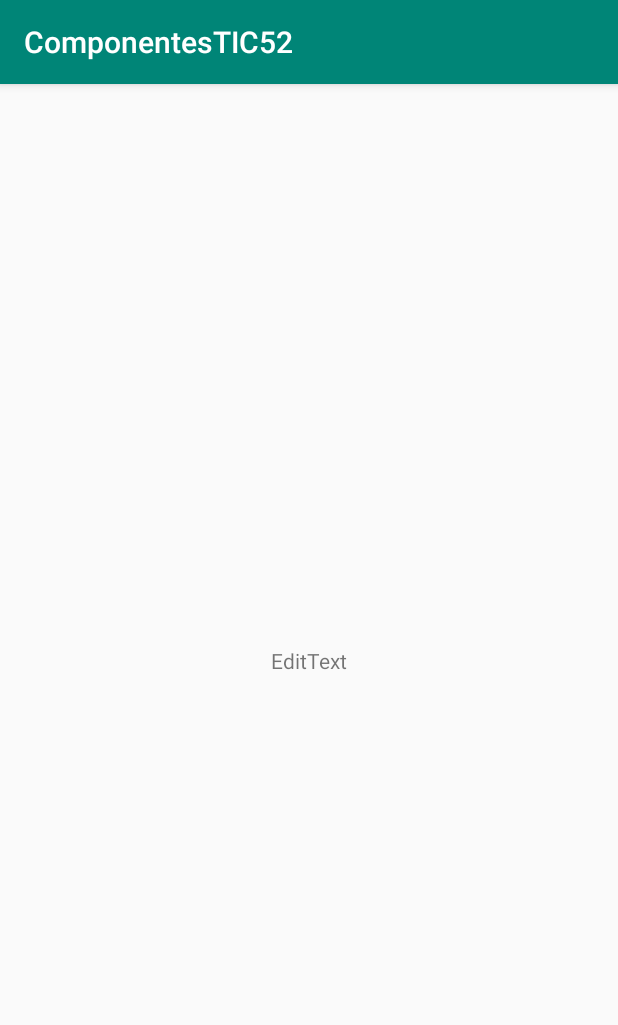
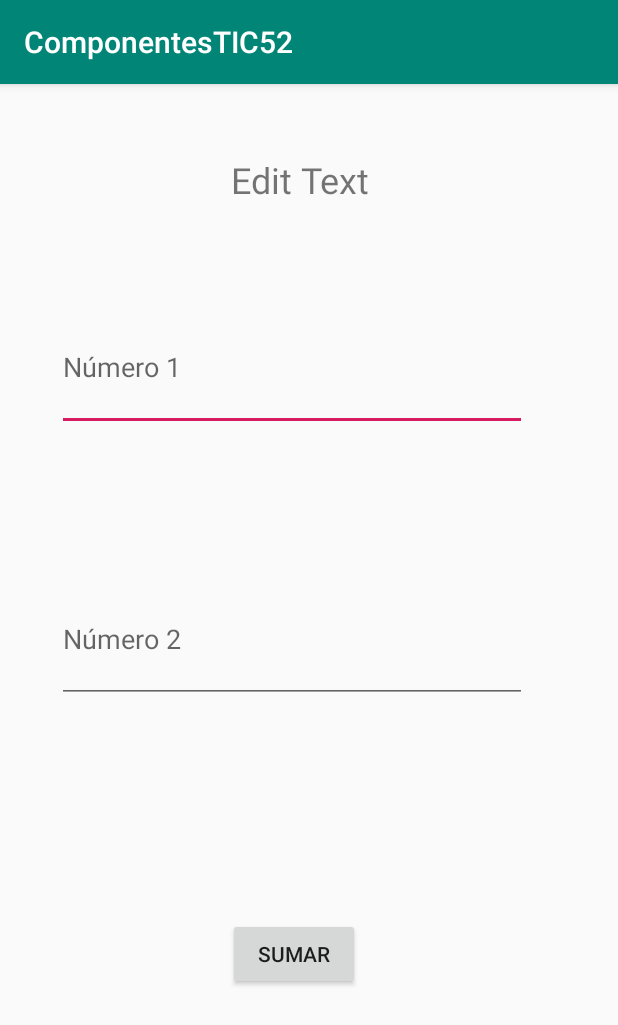
Before and after one commit to salvadorhmutec/componentes_android_tic52, an Android app: the Activity__Edit_Text screen opened directly, with no data from a screen before it, on a phone screen of 412 x 824 dp. Shown: the top 1025 px of the screen. Run offline under Robolectric (Android 15) with nearby library versions, the phone set to English and light mode, and no system bars.

Commit message:
EditText creado exitosamente

```diff
--- a/app/src/main/java/com/blogspot/salvadorhm/componentestic52/Activity__Edit_Text.java
+++ b/app/src/main/java/com/blogspot/salvadorhm/componentestic52/Activity__Edit_Text.java
@@ -2,6 +2,10 @@ package com.blogspot.salvadorhm.componentestic52;
 
 import android.support.v7.app.AppCompatActivity;
 import android.os.Bundle;
+import android.view.View;
+import android.widget.Button;
+import android.widget.EditText;
+import android.widget.Toast;
 
 public class Activity__Edit_Text extends AppCompatActivity {
 
@@ -9,5 +13,23 @@ public class Activity__Edit_Text extends AppCompatActivity {
     protected void onCreate(Bundle savedInstanceState) {
         super.onCreate(savedInstanceState);
         setContentView(R.layout.activity___edit__text);
+        Button suma = (Button)findViewById(R.id.btnSumar);
+        suma.setOnClickListener(OkListener);
+    }
+    private View.OnClickListener OkListener = new View.OnClickListener(){
+
+        public void onClick(View view){
+            calcularSuma();
+        }
+
+    };
+    public void calcularSuma(){
+
+        EditText numero1 = (EditText)findViewById(R.id.edtNumero1);
+        EditText numero2 = (EditText)findViewById(R.id.edtNumero2);
+        float Numero1 =  Float.parseFloat(numero1.getText().toString());
+        float Numero2 =  Float.parseFloat(numero2.getText().toString());
+        float totalSuma = Numero1 + Numero2;
+        Toast.makeText(this, "El resultado de la suma es: " + totalSuma,Toast.LENGTH_LONG).show();
     }
 }
--- a/app/src/main/res/layout/activity___edit__text.xml
+++ b/app/src/main/res/layout/activity___edit__text.xml
@@ -6,15 +6,64 @@
     android:layout_height="match_parent"
     tools:context=".Activity__Edit_Text">
 
-    <TextView
+    <EditText
+        android:id="@+id/edtNumero1"
+        android:layout_width="313dp"
+        android:layout_height="85dp"
+        android:layout_marginStart="38dp"
+        android:layout_marginTop="130dp"
+        android:layout_marginEnd="33dp"
+        android:layout_marginBottom="40dp"
+        android:ems="10"
+        android:hint="Número 1"
+        android:inputType="textPersonName"
+        app:layout_constraintBottom_toTopOf="@+id/edtNumero2"
+        app:layout_constraintEnd_toEndOf="parent"
+        app:layout_constraintHorizontal_bias="0.0"
+        app:layout_constraintStart_toStartOf="parent"
+        app:layout_constraintTop_toTopOf="parent" />
+
+    <EditText
+        android:id="@+id/edtNumero2"
+        android:layout_width="313dp"
+        android:layout_height="85dp"
+        android:layout_marginStart="38dp"
+        android:layout_marginTop="40dp"
+        android:layout_marginEnd="33dp"
+        android:layout_marginBottom="64dp"
+        android:ems="10"
+        android:hint="Número 2"
+        android:inputType="textPersonName"
+        app:layout_constraintBottom_toTopOf="@+id/btnSumar"
+        app:layout_constraintEnd_toEndOf="parent"
+        app:layout_constraintHorizontal_bias="0.0"
+        app:layout_constraintStart_toStartOf="parent"
+        app:layout_constraintTop_toBottomOf="@+id/edtNumero1" />
+
+    <Button
+        android:id="@+id/btnSumar"
         android:layout_width="wrap_content"
         android:layout_height="wrap_content"
-        android:layout_marginStart="8dp"
-        android:layout_marginTop="8dp"
-        android:layout_marginEnd="8dp"
-        android:layout_marginBottom="8dp"
-        android:text="@string/edittext"
+        android:layout_marginTop="64dp"
+        android:layout_marginBottom="148dp"
+        android:text="Sumar"
         app:layout_constraintBottom_toBottomOf="parent"
+        app:layout_constraintEnd_toEndOf="parent"
+        app:layout_constraintHorizontal_bias="0.469"
+        app:layout_constraintStart_toStartOf="parent"
+        app:layout_constraintTop_toBottomOf="@+id/edtNumero2" />
+
+    <TextView
+        android:id="@+id/textView"
+        android:layout_width="wrap_content"
+        android:layout_height="wrap_content"
+        android:layout_marginStart="139dp"
+        android:layout_marginTop="16dp"
+        android:layout_marginEnd="151dp"
+        android:layout_marginBottom="34dp"
+        android:text="Edit Text"
+        android:textSize="24sp"
+        app:layout_constraintBottom_toTopOf="@+id/edtNumero1"
         app:layout_constraintEnd_toEndOf="parent"
         app:layout_constraintStart_toStartOf="parent"
         app:layout_constraintTop_toTopOf="parent" />
```
